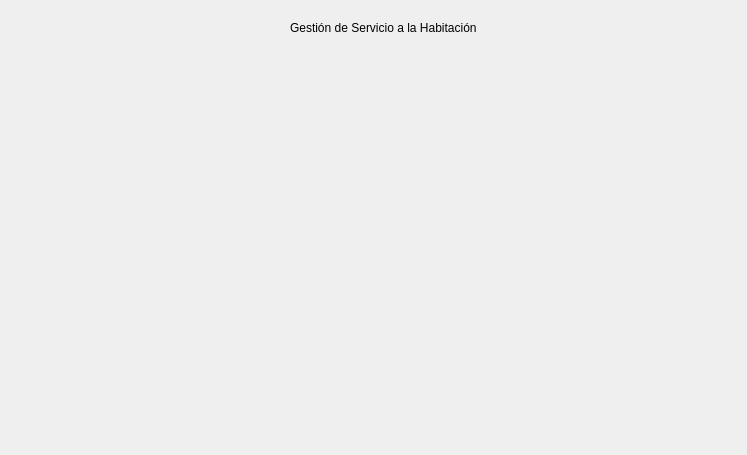
Qt form project1/views/ui/servicio_habitacion.ui (Alex300VA24/projectHotel) before a commit.
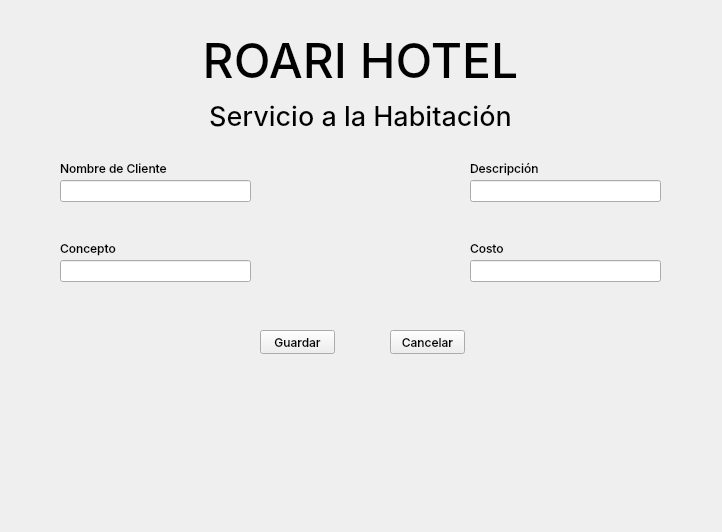
The same form after that commit.

Diff of the .ui file:
```diff
--- a/project1/views/ui/servicio_habitacion.ui
+++ b/project1/views/ui/servicio_habitacion.ui
@@ -6,24 +6,204 @@
    <rect>
     <x>0</x>
     <y>0</y>
-    <width>747</width>
-    <height>455</height>
+    <width>722</width>
+    <height>532</height>
    </rect>
   </property>
   <property name="windowTitle">
    <string>Form</string>
   </property>
-  <widget class="QLabel" name="label">
+  <widget class="QLabel" name="label_2">
    <property name="geometry">
     <rect>
-     <x>290</x>
+     <x>0</x>
      <y>20</y>
+     <width>721</width>
+     <height>81</height>
+    </rect>
+   </property>
+   <property name="font">
+    <font>
+     <family>Inter Medium</family>
+     <pointsize>36</pointsize>
+     <italic>false</italic>
+    </font>
+   </property>
+   <property name="text">
+    <string>ROARI HOTEL</string>
+   </property>
+   <property name="alignment">
+    <set>Qt::AlignCenter</set>
+   </property>
+  </widget>
+  <widget class="QLabel" name="label">
+   <property name="geometry">
+    <rect>
+     <x>0</x>
+     <y>100</y>
+     <width>721</width>
+     <height>31</height>
+    </rect>
+   </property>
+   <property name="font">
+    <font>
+     <family>Inter Medium</family>
+     <pointsize>20</pointsize>
+    </font>
+   </property>
+   <property name="text">
+    <string>Servicio a la Habitación</string>
+   </property>
+   <property name="alignment">
+    <set>Qt::AlignCenter</set>
+   </property>
+  </widget>
+  <widget class="QLineEdit" name="txt_nombre_cliente">
+   <property name="geometry">
+    <rect>
+     <x>60</x>
+     <y>180</y>
      <width>191</width>
+     <height>22</height>
+    </rect>
+   </property>
+  </widget>
+  <widget class="QLabel" name="label_3">
+   <property name="geometry">
+    <rect>
+     <x>60</x>
+     <y>160</y>
+     <width>111</width>
      <height>16</height>
     </rect>
    </property>
+   <property name="font">
+    <font>
+     <family>Inter Medium</family>
+    </font>
+   </property>
    <property name="text">
-    <string>Gestión de Servicio a la Habitación</string>
+    <string>Nombre de Cliente</string>
+   </property>
+  </widget>
+  <widget class="QLabel" name="label_4">
+   <property name="geometry">
+    <rect>
+     <x>60</x>
+     <y>240</y>
+     <width>61</width>
+     <height>16</height>
+    </rect>
+   </property>
+   <property name="font">
+    <font>
+     <family>Inter Medium</family>
+    </font>
+   </property>
+   <property name="text">
+    <string>Concepto</string>
+   </property>
+  </widget>
+  <widget class="QLineEdit" name="txt_concepto">
+   <property name="geometry">
+    <rect>
+     <x>60</x>
+     <y>260</y>
+     <width>191</width>
+     <height>22</height>
+    </rect>
+   </property>
+  </widget>
+  <widget class="QLabel" name="label_7">
+   <property name="geometry">
+    <rect>
+     <x>470</x>
+     <y>160</y>
+     <width>111</width>
+     <height>16</height>
+    </rect>
+   </property>
+   <property name="font">
+    <font>
+     <family>Inter Medium</family>
+    </font>
+   </property>
+   <property name="text">
+    <string>Descripción</string>
+   </property>
+  </widget>
+  <widget class="QLabel" name="label_8">
+   <property name="geometry">
+    <rect>
+     <x>470</x>
+     <y>240</y>
+     <width>131</width>
+     <height>16</height>
+    </rect>
+   </property>
+   <property name="font">
+    <font>
+     <family>Inter Medium</family>
+    </font>
+   </property>
+   <property name="text">
+    <string>Costo</string>
+   </property>
+  </widget>
+  <widget class="QLineEdit" name="txt_costo">
+   <property name="geometry">
+    <rect>
+     <x>470</x>
+     <y>260</y>
+     <width>191</width>
+     <height>22</height>
+    </rect>
+   </property>
+  </widget>
+  <widget class="QPushButton" name="btn_guardar">
+   <property name="geometry">
+    <rect>
+     <x>260</x>
+     <y>330</y>
+     <width>75</width>
+     <height>24</height>
+    </rect>
+   </property>
+   <property name="font">
+    <font>
+     <family>Inter Medium</family>
+    </font>
+   </property>
+   <property name="text">
+    <string>Guardar</string>
+   </property>
+  </widget>
+  <widget class="QPushButton" name="btn_cancelar">
+   <property name="geometry">
+    <rect>
+     <x>390</x>
+     <y>330</y>
+     <width>75</width>
+     <height>24</height>
+    </rect>
+   </property>
+   <property name="font">
+    <font>
+     <family>Inter Medium</family>
+    </font>
+   </property>
+   <property name="text">
+    <string>Cancelar</string>
+   </property>
+  </widget>
+  <widget class="QLineEdit" name="txt_descripcion">
+   <property name="geometry">
+    <rect>
+     <x>470</x>
+     <y>180</y>
+     <width>191</width>
+     <height>22</height>
+    </rect>
    </property>
   </widget>
  </widget>
```
